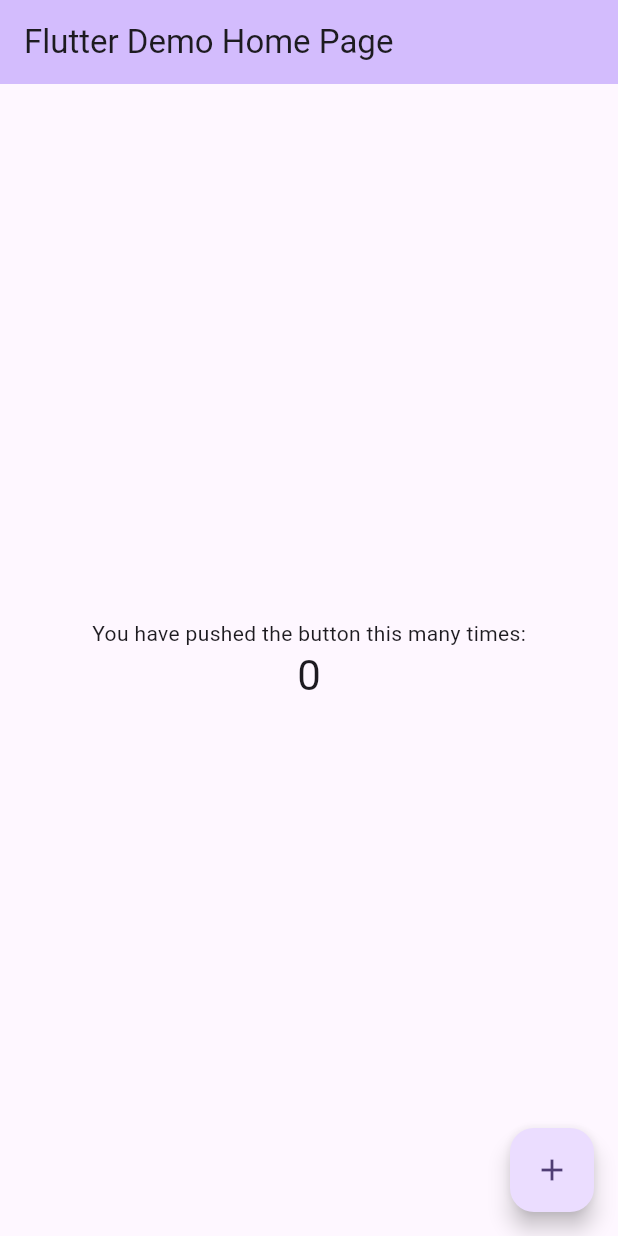
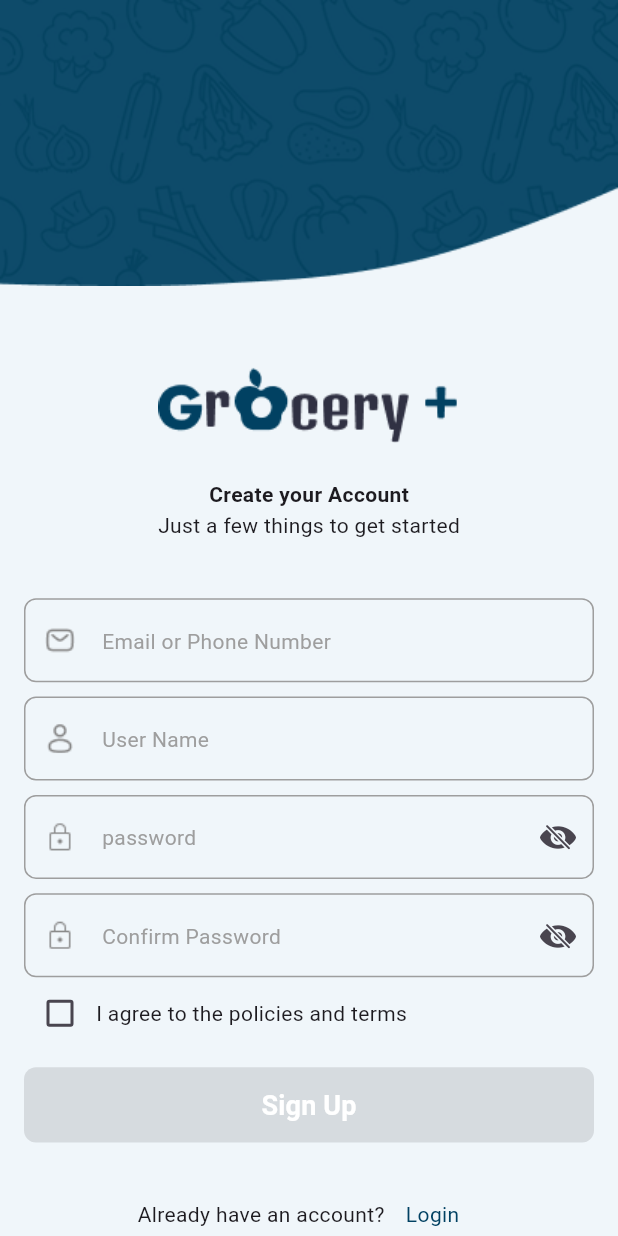
Before and after one commit to Elfouly282/grocery2, a Flutter app: the screen it shows after launch, on a phone screen of 412 x 824 dp. Run offline on Flutter 3.47's test engine with Material 3 defaults, Android fonts, the phone set to English and light mode, and no system bars; our stand-ins replace bloc, dio, flutter_screenutil, pretty_dio_logger, shared_preferences.

Commit message:
-signup view -CustomTextFormField -snakBar -add colors

```diff
--- a/lib/core/constants/app_color.dart
+++ b/lib/core/constants/app_color.dart
@@ -2,8 +2,10 @@ import 'package:flutter/material.dart';
 
 class AppColor {
   /// Primary Colors
-  static const Color primaryColor = Color(0xFF6B7C59);
-  static const Color primaryLight = Color(0xFF8B9C79);
+  //static const Color primaryColor = Color(0xFF6B7C59);
+  static const Color primaryColor = Color(0xFF014162);
+  static const Color primaryLight = Color(0xFFF0F6FA);
+ // static const Color primaryLight = Color(0xFF8B9C79);
   static const Color primaryDark = Color(0xFF4B5C39);
 
   /// Accent Colors
--- a/lib/core/constants/auth_interceptor.dart
+++ b/lib/core/constants/auth_interceptor.dart
@@ -1,5 +1,4 @@
 import 'package:dio/dio.dart';
-import 'package:flutter/material.dart';
 import 'package:grocery2/core/constants/preference_manager.dart';
 
 
--- /dev/null
+++ b/lib/core/shared_widgets/custom_button.dart
@@ -0,0 +1,38 @@
+import 'package:flutter/material.dart';
+import '../constants/app_color.dart';
+import '../utils/text_style.dart';
+import 'package:flutter_screenutil/flutter_screenutil.dart';
+
+class CustomButton extends StatelessWidget {
+  const CustomButton({
+    super.key,
+    required this.onPressed,
+    required this.title,
+  });
+
+  final VoidCallback? onPressed;
+  final String title;
+
+  @override
+  Widget build(BuildContext context) {
+    return SizedBox(
+      width: double.infinity,
+      height: 42.h,
+      child: ElevatedButton(
+        onPressed: onPressed,
+        style: ElevatedButton.styleFrom(
+          backgroundColor: AppColor.primaryColor,
+          shape: RoundedRectangleBorder(
+            borderRadius: BorderRadius.circular(8),
+          ),
+        ),
+        child: Text(
+          title,
+          style: AppTextStyle.headlineSmall.copyWith(
+            color: AppColor.white,
+          ),
+        ),
+      ),
+    );
+  }
+}
--- /dev/null
+++ b/lib/core/shared_widgets/custom_form_field.dart
@@ -0,0 +1,112 @@
+import 'package:flutter/cupertino.dart';
+import 'package:flutter/material.dart';
+
+import '../constants/app_color.dart';
+import '../utils/text_style.dart';
+
+class CustomTextFormField extends StatefulWidget {
+  final TextEditingController controller;
+  final TextInputType keyboardType;
+  final String? Function(String?)? validator;
+
+  final String? hintText;
+
+  final double borderRadius;
+
+  final bool isPassword;
+  final bool isPhoneField;
+
+  final Widget? prefixIcon;
+  final Widget? suffixIcon;
+  final String? prefixText;
+
+  final String? errorText;
+  final Function(String)? onChanged;
+
+  final List<String>? autofillHints;
+
+  const CustomTextFormField({
+    super.key,
+    required this.controller,
+    required this.keyboardType,
+     this.validator,
+    this.hintText,
+    this.borderRadius = 8,
+    this.isPassword = false,
+    this.isPhoneField = false,
+    this.prefixIcon,
+    this.suffixIcon,
+    this.prefixText,
+    this.errorText,
+    this.onChanged,
+    this.autofillHints,
+  });
+
+  @override
+  State<CustomTextFormField> createState() =>
+      _CustomTextFormFieldState();
+}
+
+class _CustomTextFormFieldState
+    extends State<CustomTextFormField> {
+  bool isObscure = true;
+
+  @override
+  Widget build(BuildContext context) {
+    return TextFormField(
+      cursorHeight: 15,
+      cursorColor: AppColor.primaryColor,
+      autofillHints: widget.autofillHints,
+      controller: widget.controller,
+      keyboardType: widget.keyboardType,
+      validator: widget.validator,
+      obscureText: widget.isPassword ? isObscure : false,
+      onChanged: widget.onChanged,
+      decoration: InputDecoration(
+        hintText: widget.hintText,
+        hintStyle: AppTextStyle.bodyMedium.copyWith(
+          color: AppColor.grey,
+        ),
+
+        errorText: widget.errorText,
+
+        prefixIcon: widget.prefixIcon,
+        prefixText: widget.prefixText,
+
+        suffixIcon: widget.isPassword
+            ? IconButton(
+          icon: Icon(
+            isObscure
+                ? CupertinoIcons.eye_slash_fill
+                : Icons.visibility_outlined,
+          ),
+          onPressed: () {
+            setState(() {
+              isObscure = !isObscure;
+            });
+          },
+        )
+            : widget.suffixIcon,
+
+        border: OutlineInputBorder(
+          borderRadius:
+          BorderRadius.circular(widget.borderRadius),
+        ),
+        focusedBorder: OutlineInputBorder(
+          borderRadius:
+          BorderRadius.circular(widget.borderRadius),
+          borderSide: BorderSide(
+            color: AppColor.primaryColor,
+          ),
+        ),
+        enabledBorder: OutlineInputBorder(
+          borderRadius:
+          BorderRadius.circular(widget.borderRadius),
+          borderSide: BorderSide(
+            color: AppColor.grey,
+          ),
+        ),
+      ),
+    );
+  }
+}
--- /dev/null
+++ b/lib/feature/signup/presentation/ui/signup_view.dart
@@ -0,0 +1,166 @@
+import 'package:flutter/material.dart';
+import 'package:flutter/services.dart';
+import 'package:flutter_screenutil/flutter_screenutil.dart';
+import '../../../../core/constants/app_color.dart';
+import '../../../../core/constants/snakbar.dart';
+import '../../../../core/shared_widgets/custom_form_field.dart';
+import '../../../../core/utils/app_validation.dart';
+import '../../../../core/utils/text_style.dart';
+import '../widgets/policies_terms.dart';
+
+class SignupView extends StatefulWidget {
+  const SignupView({super.key});
+
+  @override
+  State<SignupView> createState() => _SignupViewState();
+}
+
+class _SignupViewState extends State<SignupView> {
+
+  final _formKey = GlobalKey<FormState>();
+  final _nameController = TextEditingController();
+  final _emailOrPhoneController = TextEditingController();
+  final _passwordController = TextEditingController();
+  final _confirmPasswordController = TextEditingController();
+  bool isAccepted = false;
+
+  @override
+  void dispose() {
+    _nameController.dispose();
+    _emailOrPhoneController.dispose();
+    _passwordController.dispose();
+    _confirmPasswordController.dispose();
+    super.dispose();
+  }
+
+  @override
+  Widget build(BuildContext context) {
+    return GestureDetector(
+      onTap: () => FocusManager.instance.primaryFocus?.unfocus(),
+      child: Scaffold(
+        backgroundColor: AppColor.primaryLight,
+        body: Stack(
+          children: [
+            SingleChildScrollView(
+              child: Column(
+                children: [
+                  Image.asset('assets/images/rectangleHeaderAuth.png',
+                    fit: BoxFit.cover,
+                    width: double.infinity,
+                  ),
+                  Padding(
+                    padding:  EdgeInsets.symmetric(horizontal: 16.0),
+                    child: Form(
+                      key: _formKey,
+                      child: Column(
+                        children: [
+                          SizedBox(height: 44.h,),
+                          Image.asset('assets/images/Group 25.png', height: 44.h, width: 201.w,),
+                          SizedBox(height: 20.h,),
+                          Text('Create your Account', style: AppTextStyle.titleMedium,),
+                          Text('Just a few things to get started', style: AppTextStyle.bodyMedium,),
+                          SizedBox(height: 32.h,),
+                          CustomTextFormField(
+                            autofillHints: [AutofillHints.email, AutofillHints.telephoneNumber],
+                            controller: _emailOrPhoneController,
+                            keyboardType: TextInputType.visiblePassword,
+                            validator: AppValidators.emailOrPhone,
+                            hintText: 'Email or Phone Number',
+                            isPhoneField: true,
+                            prefixIcon: Image.asset('assets/icons/email_icon.png',
+                            height: 24.h,
+                            width: 24.w,
+                            ),
+                          ),
+                          SizedBox(height: 8.h,),
+                          CustomTextFormField(
+                            autofillHints: [AutofillHints.name],
+                            controller: _nameController,
+                            keyboardType: TextInputType.text,
+                            validator: (value) {
+                              final required = AppValidators.required(value);
+                              if (required != null) return required;
+                              return AppValidators.minLength(value, 5);
+                            },
+                            hintText: 'User Name',
+                            isPassword: false,
+                            isPhoneField: false,
+                            prefixIcon: Image.asset('assets/icons/user_icon.png',
+                            height: 24.h,
+                            width: 24.w,
+                            ),
+                          ),
+                          SizedBox(height: 8.h,),
+                          CustomTextFormField(
+                            autofillHints: [AutofillHints.newPassword],
+                            controller: _passwordController,
+                            keyboardType: TextInputType.visiblePassword,
+                            validator: AppValidators.password,
+                            hintText: 'password',
+                            isPassword: true,
+                            isPhoneField: false,
+                            prefixIcon: Image.asset('assets/icons/lock.png',
+                            height: 24.h,
+                            width: 24.w,
+                            ),
+                          ),
+                          SizedBox(height: 8.h,),
+                          CustomTextFormField(
+                            autofillHints: [AutofillHints.newPassword],
+                            controller: _confirmPasswordController,
+                            keyboardType: TextInputType.visiblePassword,
+                            validator: (value) => AppValidators.confirmPassword(
+                              value,
+                              _passwordController.text,
+                            ),
+                            hintText: 'Confirm Password',
+                            isPassword: true,
+                            isPhoneField: false,
+                            prefixIcon: Image.asset('assets/icons/lock.png',
+                            height: 24.h,
+                            width: 24.w,
+                            ),
+                          ),
+                          CheckboxWithButton(
+                            isChecked: isAccepted,
+                            onChanged: (value) {
+                              setState(() {
+                                isAccepted = value ?? false;
+                              });
+                            },
+                            onPressed: () {
+                              if (!_formKey.currentState!.validate()) return;
+                              CustomSnackBar().successBar(context, 'Signup success');
+                            },
+                          ),
+                          SizedBox(height: 20.h,),
+                          Row(
+                            mainAxisAlignment: MainAxisAlignment.center,
+                            children: [
+                              Text('Already have an account?',
+                              style: AppTextStyle.bodyMedium,
+                              ),
+                              TextButton(
+                                onPressed: (){},
+                                child: Text('Login',
+                                style: AppTextStyle.bodyMedium.copyWith(
+                                  color: AppColor.primaryColor,
+                                ),
+                                ),
+                              ),
+                            ],
+                          ),
+                          SizedBox(height: 20.h,),
+                        ],
+                      ),
+                    ),
+                  ),
+                ],
+              ),
+            ),
+          ],
+        ),
+      ),
+    );
+  }
+}
--- /dev/null
+++ b/lib/feature/signup/presentation/widgets/policies_terms.dart
@@ -0,0 +1,43 @@
+import 'package:flutter/material.dart';
+
+import '../../../../core/constants/app_color.dart';
+import '../../../../core/shared_widgets/custom_button.dart';
+
+class CheckboxWithButton extends StatelessWidget {
+  final bool isChecked;
+  final ValueChanged<bool?> onChanged;
+  final VoidCallback onPressed;
+
+  const CheckboxWithButton({
+    super.key,
+    required this.isChecked,
+    required this.onChanged,
+    required this.onPressed,
+  });
+
+  @override
+  Widget build(BuildContext context) {
+    return Column(
+      children: [
+        Row(
+          children: [
+            Checkbox(
+              value: isChecked,
+              onChanged: onChanged,
+              activeColor: AppColor.primaryColor,
+            ),
+            const Expanded(
+              child: Text('I agree to the policies and terms'),
+            ),
+          ],
+        ),
+
+        const SizedBox(height: 12),
+        CustomButton(
+          title: 'Sign Up',
+          onPressed: isChecked ? onPressed : null,
+        ),
+      ],
+    );
+  }
+}
--- a/lib/main.dart
+++ b/lib/main.dart
@@ -1,4 +1,6 @@
 import 'package:flutter/material.dart';
+import 'package:flutter_screenutil/flutter_screenutil.dart';
+import 'feature/signup/presentation/ui/signup_view.dart';
 
 void main() {
   runApp(const MyApp());
@@ -10,112 +12,12 @@ class MyApp extends StatelessWidget {
   // This widget is the root of your application.
   @override
   Widget build(BuildContext context) {
-    return MaterialApp(
-      title: 'Flutter Demo',
-      theme: ThemeData(
-        // This is the theme of your application.
-        //
-        // TRY THIS: Try running your application with "flutter run". You'll see
-        // the application has a purple toolbar. Then, without quitting the app,
-        // try changing the seedColor in the colorScheme below to Colors.green
-        // and then invoke "hot reload" (save your changes or press the "hot
-        // reload" button in a Flutter-supported IDE, or press "r" if you used
-        // the command line to start the app).
-        //
-        // Notice that the counter didn't reset back to zero; the application
-        // state is not lost during the reload. To reset the state, use hot
-        // restart instead.
-        //
-        // This works for code too, not just values: Most code changes can be
-        // tested with just a hot reload.
-        colorScheme: .fromSeed(seedColor: Colors.deepPurple),
-      ),
-      home: const MyHomePage(title: 'Flutter Demo Home Page'),
-    );
-  }
-}
-
-class MyHomePage extends StatefulWidget {
-  const MyHomePage({super.key, required this.title});
-
-  // This widget is the home page of your application. It is stateful, meaning
-  // that it has a State object (defined below) that contains fields that affect
-  // how it looks.
-
-  // This class is the configuration for the state. It holds the values (in this
-  // case the title) provided by the parent (in this case the App widget) and
-  // used by the build method of the State. Fields in a Widget subclass are
-  // always marked "final".
-
-  final String title;
-
-  @override
-  State<MyHomePage> createState() => _MyHomePageState();
-}
-
-class _MyHomePageState extends State<MyHomePage> {
-  int _counter = 0;
-
-  void _incrementCounter() {
-    setState(() {
-      // This call to setState tells the Flutter framework that something has
-      // changed in this State, which causes it to rerun the build method below
-      // so that the display can reflect the updated values. If we changed
-      // _counter without calling setState(), then the build method would not be
-      // called again, and so nothing would appear to happen.
-      _counter++;
-    });
-  }
-
-  @override
-  Widget build(BuildContext context) {
-    // This method is rerun every time setState is called, for instance as done
-    // by the _incrementCounter method above.
-    //
-    // The Flutter framework has been optimized to make rerunning build methods
-    // fast, so that you can just rebuild anything that needs updating rather
-    // than having to individually change instances of widgets.
-    return Scaffold(
-      appBar: AppBar(
-        // TRY THIS: Try changing the color here to a specific color (to
-        // Colors.amber, perhaps?) and trigger a hot reload to see the AppBar
-        // change color while the other colors stay the same.
-        backgroundColor: Theme.of(context).colorScheme.inversePrimary,
-        // Here we take the value from the MyHomePage object that was created by
-        // the App.build method, and use it to set our appbar title.
-        title: Text(widget.title),
-      ),
-      body: Center(
-        // Center is a layout widget. It takes a single child and positions it
-        // in the middle of the parent.
-        child: Column(
-          // Column is also a layout widget. It takes a list of children and
-          // arranges them vertically. By default, it sizes itself to fit its
-          // children horizontally, and tries to be as tall as its parent.
-          //
-          // Column has various properties to control how it sizes itself and
-          // how it positions its children. Here we use mainAxisAlignment to
-          // center the children vertically; the main axis here is the vertical
-          // axis because Columns are vertical (the cross axis would be
-          // horizontal).
-          //
-          // TRY THIS: Invoke "debug painting" (choose the "Toggle Debug Paint"
-          // action in the IDE, or press "p" in the console), to see the
-          // wireframe for each widget.
-          mainAxisAlignment: .center,
-          children: [
-            const Text('You have pushed the button this many times:'),
-            Text(
-              '$_counter',
-              style: Theme.of(context).textTheme.headlineMedium,
-            ),
-          ],
-        ),
-      ),
-      floatingActionButton: FloatingActionButton(
-        onPressed: _incrementCounter,
-        tooltip: 'Increment',
-        child: const Icon(Icons.add),
+    return ScreenUtilInit(
+      designSize: const Size(360, 690),
+      child: MaterialApp(
+        title: 'Grocery',
+        debugShowCheckedModeBanner: false,
+        home: SignupView(),
       ),
     );
   }
```
Also changed, not shown: lib/core/constants/snakbar.dart (+36 -0 lines), lib/core/utils/app_colors.dart (deleted, +0 -36 lines), lib/core/utils/app_validation.dart (added, +71 -0 lines), pubspec.yaml (+4 -3 lines), assets/icons/email_icon.png (added), assets/icons/lock.png (added), assets/icons/user_icon.png (added), assets/images/rectangleHeaderAuth.png (added), pubspec.lock, 15 other files.
